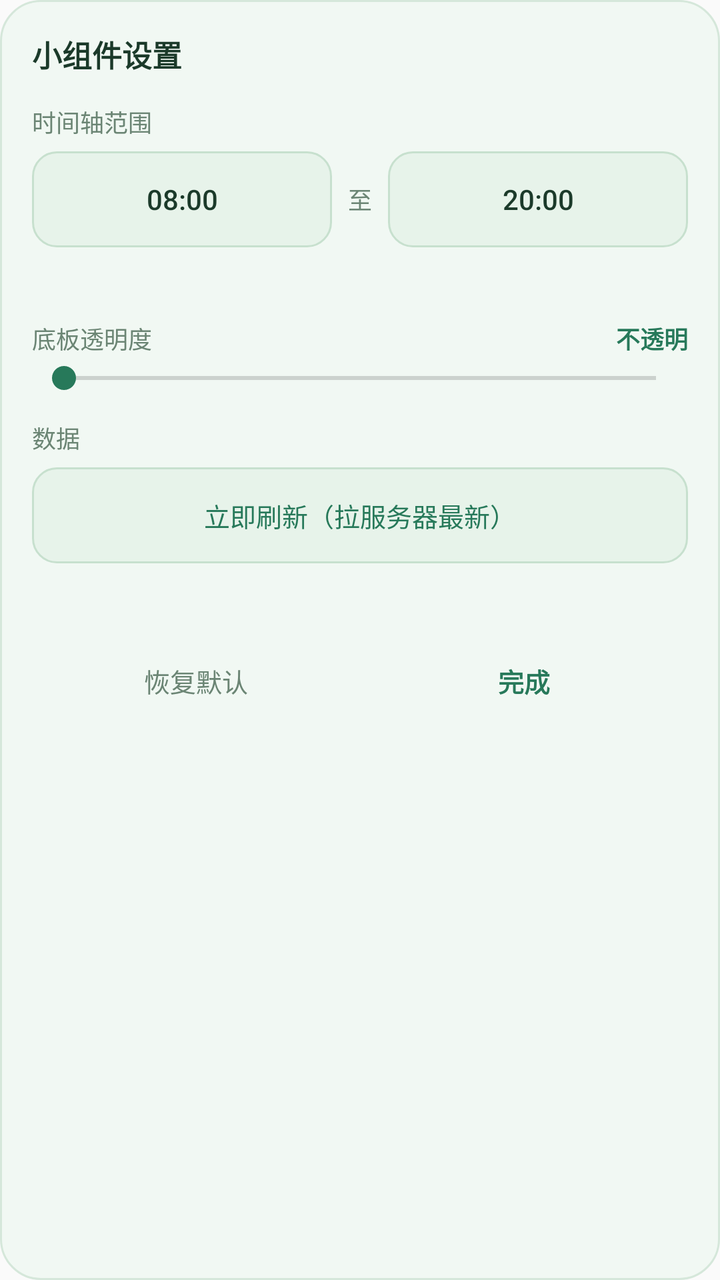
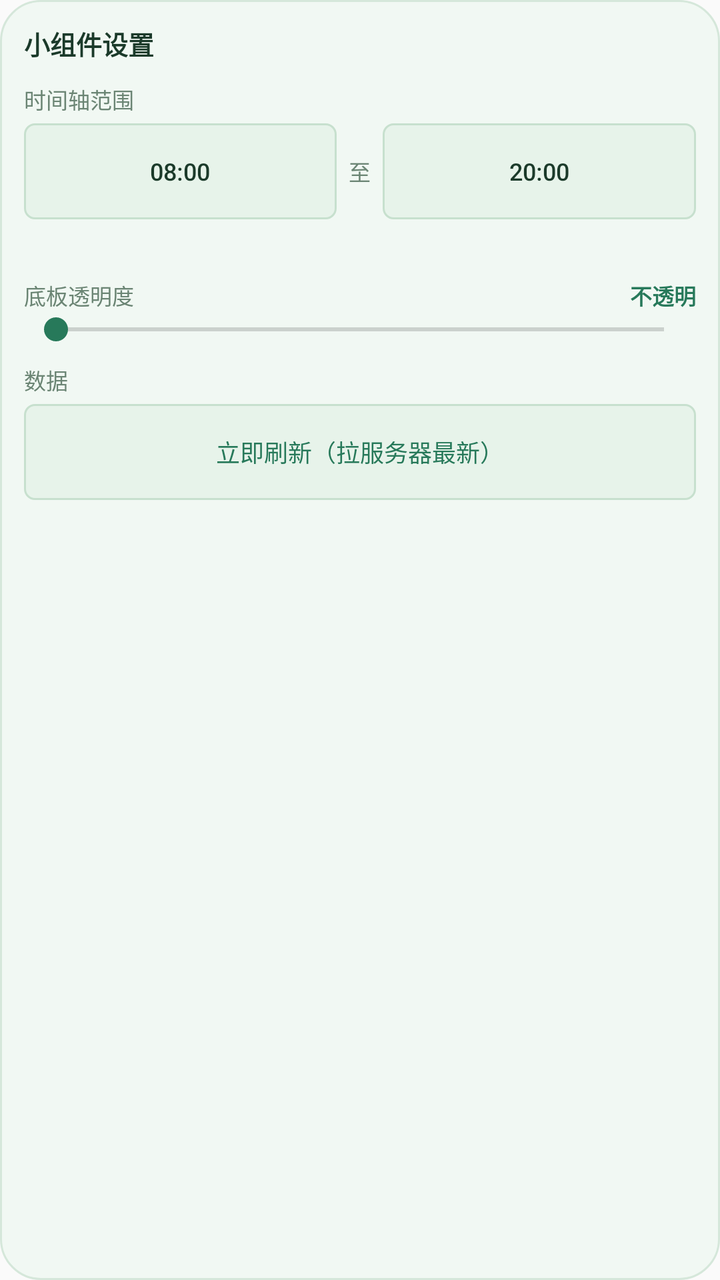

Compare the two renders of this Android layout. The source of the first and the diff that turns it into the second are given below.
<!-- AndroidManifest.xml: application theme AppTheme -->
<!-- res/layout/dialog_settings.xml -->
<?xml version="1.0" encoding="utf-8"?>
<LinearLayout xmlns:android="http://schemas.android.com/apk/res/android"
    android:layout_width="292dp"
    android:layout_height="wrap_content"
    android:background="@drawable/widget_bg"
    android:orientation="vertical"
    android:padding="16dp">

    <TextView
        android:layout_width="match_parent"
        android:layout_height="wrap_content"
        android:text="小组件设置"
        android:textColor="#1B3A2A"
        android:textSize="15sp"
        android:textStyle="bold" />

    
    <TextView
        android:layout_width="match_parent"
        android:layout_height="wrap_content"
        android:layout_marginTop="14dp"
        android:text="时间轴范围"
        android:textColor="#6B8574"
        android:textSize="12sp" />

    <LinearLayout
        android:layout_width="match_parent"
        android:layout_height="wrap_content"
        android:layout_marginTop="6dp"
        android:gravity="center_vertical"
        android:orientation="horizontal">

        <Button
            android:id="@+id/s_start"
            style="?android:attr/borderlessButtonStyle"
            android:layout_width="0dp"
            android:layout_height="wrap_content"
            android:layout_weight="1"
            android:background="@drawable/widget_habit_bg"
            android:text="08:00"
            android:textColor="#1B3A2A"
            android:textSize="14sp" />

        <TextView
            android:layout_width="wrap_content"
            android:layout_height="wrap_content"
            android:layout_marginLeft="8dp"
            android:layout_marginRight="8dp"
            android:text="至"
            android:textColor="#6B8574"
            android:textSize="12sp" />

        <Button
            android:id="@+id/s_end"
            style="?android:attr/borderlessButtonStyle"
            android:layout_width="0dp"
            android:layout_height="wrap_content"
            android:layout_weight="1"
            android:background="@drawable/widget_habit_bg"
            android:text="20:00"
            android:textColor="#1B3A2A"
            android:textSize="14sp" />
    </LinearLayout>

    <TextView
        android:id="@+id/s_hint"
        android:layout_width="match_parent"
        android:layout_height="wrap_content"
        android:layout_marginTop="8dp"
        android:textColor="#8AA294"
        android:textSize="11sp" />

    
    <LinearLayout
        android:layout_width="match_parent"
        android:layout_height="wrap_content"
        android:layout_marginTop="14dp"
        android:orientation="horizontal">

        <TextView
            android:layout_width="0dp"
            android:layout_height="wrap_content"
            android:layout_weight="1"
            android:text="底板透明度"
            android:textColor="#6B8574"
            android:textSize="12sp" />

        <TextView
            android:id="@+id/s_alpha_label"
            android:layout_width="wrap_content"
            android:layout_height="wrap_content"
            android:text="不透明"
            android:textColor="#27795A"
            android:textSize="12sp"
            android:textStyle="bold" />
    </LinearLayout>

    <SeekBar
        android:id="@+id/s_alpha"
        android:layout_width="match_parent"
        android:layout_height="wrap_content"
        android:layout_marginTop="2dp"
        android:max="4"
        android:progress="0"
        android:progressTint="#27795A"
        android:thumbTint="#27795A" />

    
    <TextView
        android:layout_width="match_parent"
        android:layout_height="wrap_content"
        android:layout_marginTop="12dp"
        android:text="数据"
        android:textColor="#6B8574"
        android:textSize="12sp" />

    <Button
        android:id="@+id/s_refresh"
        style="?android:attr/borderlessButtonStyle"
        android:layout_width="match_parent"
        android:layout_height="wrap_content"
        android:layout_marginTop="6dp"
        android:background="@drawable/widget_habit_bg"
        android:text="立即刷新（拉服务器最新）"
        android:textColor="#27795A"
        android:textSize="13sp" />

    <TextView
        android:id="@+id/s_status"
        android:layout_width="match_parent"
        android:layout_height="wrap_content"
        android:layout_marginTop="6dp"
        android:textColor="#8AA294"
        android:textSize="11sp" />

    
    <LinearLayout
        android:layout_width="match_parent"
        android:layout_height="wrap_content"
        android:layout_marginTop="14dp"
        android:orientation="horizontal">

        <Button
            android:id="@+id/s_reset"
            style="?android:attr/borderlessButtonStyle"
            android:layout_width="0dp"
            android:layout_height="wrap_content"
            android:layout_weight="1"
            android:text="恢复默认"
            android:textColor="#6B8574"
            android:textSize="13sp" />

        <Button
            android:id="@+id/s_done"
            style="?android:attr/borderlessButtonStyle"
            android:layout_width="0dp"
            android:layout_height="wrap_content"
            android:layout_weight="1"
            android:text="完成"
            android:textColor="#27795A"
            android:textSize="13sp"
            android:textStyle="bold" />
    </LinearLayout>
</LinearLayout>
<!-- resources referenced by this layout -->
<resources>
  <!-- drawable widget_bg (drawable) -->
  <?xml version="1.0" encoding="utf-8"?>
  <shape xmlns:android="http://schemas.android.com/apk/res/android"
      android:shape="rectangle">
      <solid android:color="#F1F8F3" />
      <corners android:radius="20dp" />
      <stroke android:width="1dp" android:color="#D5E7DA" />
  </shape>
  <!-- drawable widget_habit_bg (drawable) -->
  <?xml version="1.0" encoding="utf-8"?>
  <shape xmlns:android="http://schemas.android.com/apk/res/android"
      android:shape="rectangle">
      <solid android:color="#E7F3EA" />
      <corners android:radius="12dp" />
      <stroke android:width="1dp" android:color="#C7E0CE" />
  </shape>
  <style name="AppTheme" parent="Theme.AppCompat.Light.DarkActionBar">
          
          <item name="colorPrimary">@color/colorPrimary</item>
          <item name="colorPrimaryDark">@color/colorPrimaryDark</item>
          <item name="colorAccent">@color/colorAccent</item>
      </style>
</resources>

<!-- the commit's change to res/layout/dialog_settings.xml (unified diff, before → after) -->
@@ -1,32 +1,32 @@
 <?xml version="1.0" encoding="utf-8"?>
 <LinearLayout xmlns:android="http://schemas.android.com/apk/res/android"
-    android:layout_width="292dp"
+    android:layout_width="252dp"
     android:layout_height="wrap_content"
     android:background="@drawable/widget_bg"
     android:orientation="vertical"
-    android:padding="16dp">
+    android:padding="12dp">
 
     <TextView
         android:layout_width="match_parent"
         android:layout_height="wrap_content"
         android:text="小组件设置"
         android:textColor="#1B3A2A"
-        android:textSize="15sp"
+        android:textSize="13sp"
         android:textStyle="bold" />
 
     
     <TextView
         android:layout_width="match_parent"
         android:layout_height="wrap_content"
-        android:layout_marginTop="14dp"
+        android:layout_marginTop="10dp"
         android:text="时间轴范围"
         android:textColor="#6B8574"
-        android:textSize="12sp" />
+        android:textSize="11sp" />
 
     <LinearLayout
         android:layout_width="match_parent"
         android:layout_height="wrap_content"
-        android:layout_marginTop="6dp"
+        android:layout_marginTop="4dp"
         android:gravity="center_vertical"
         android:orientation="horizontal">
 
@@ -39,16 +39,16 @@
             android:background="@drawable/widget_habit_bg"
             android:text="08:00"
             android:textColor="#1B3A2A"
-            android:textSize="14sp" />
+            android:textSize="12sp" />
 
         <TextView
             android:layout_width="wrap_content"
             android:layout_height="wrap_content"
-            android:layout_marginLeft="8dp"
-            android:layout_marginRight="8dp"
+            android:layout_marginLeft="6dp"
+            android:layout_marginRight="6dp"
             android:text="至"
             android:textColor="#6B8574"
-            android:textSize="12sp" />
+            android:textSize="11sp" />
 
         <Button
             android:id="@+id/s_end"
@@ -59,22 +59,22 @@
             android:background="@drawable/widget_habit_bg"
             android:text="20:00"
             android:textColor="#1B3A2A"
-            android:textSize="14sp" />
+            android:textSize="12sp" />
     </LinearLayout>
 
     <TextView
         android:id="@+id/s_hint"
         android:layout_width="match_parent"
         android:layout_height="wrap_content"
-        android:layout_marginTop="8dp"
+        android:layout_marginTop="6dp"
         android:textColor="#8AA294"
-        android:textSize="11sp" />
+        android:textSize="10sp" />
 
     
     <LinearLayout
         android:layout_width="match_parent"
         android:layout_height="wrap_content"
-        android:layout_marginTop="14dp"
+        android:layout_marginTop="10dp"
         android:orientation="horizontal">
 
         <TextView
@@ -83,7 +83,7 @@
             android:layout_weight="1"
             android:text="底板透明度"
             android:textColor="#6B8574"
-            android:textSize="12sp" />
+            android:textSize="11sp" />
 
         <TextView
             android:id="@+id/s_alpha_label"
@@ -91,7 +91,7 @@
             android:layout_height="wrap_content"
             android:text="不透明"
             android:textColor="#27795A"
-            android:textSize="12sp"
+            android:textSize="11sp"
             android:textStyle="bold" />
     </LinearLayout>
 
@@ -99,7 +99,7 @@
         android:id="@+id/s_alpha"
         android:layout_width="match_parent"
         android:layout_height="wrap_content"
-        android:layout_marginTop="2dp"
+        android:layout_marginTop="0dp"
         android:max="4"
         android:progress="0"
         android:progressTint="#27795A"
@@ -109,56 +109,27 @@
     <TextView
         android:layout_width="match_parent"
         android:layout_height="wrap_content"
-        android:layout_marginTop="12dp"
+        android:layout_marginTop="8dp"
         android:text="数据"
         android:textColor="#6B8574"
-        android:textSize="12sp" />
+        android:textSize="11sp" />
 
     <Button
         android:id="@+id/s_refresh"
         style="?android:attr/borderlessButtonStyle"
         android:layout_width="match_parent"
         android:layout_height="wrap_content"
-        android:layout_marginTop="6dp"
+        android:layout_marginTop="4dp"
         android:background="@drawable/widget_habit_bg"
         android:text="立即刷新（拉服务器最新）"
         android:textColor="#27795A"
-        android:textSize="13sp" />
+        android:textSize="12sp" />
 
     <TextView
         android:id="@+id/s_status"
         android:layout_width="match_parent"
         android:layout_height="wrap_content"
-        android:layout_marginTop="6dp"
+        android:layout_marginTop="4dp"
         android:textColor="#8AA294"
-        android:textSize="11sp" />
-
-    
-    <LinearLayout
-        android:layout_width="match_parent"
-        android:layout_height="wrap_content"
-        android:layout_marginTop="14dp"
-        android:orientation="horizontal">
-
-        <Button
-            android:id="@+id/s_reset"
-            style="?android:attr/borderlessButtonStyle"
-            android:layout_width="0dp"
-            android:layout_height="wrap_content"
-            android:layout_weight="1"
-            android:text="恢复默认"
-            android:textColor="#6B8574"
-            android:textSize="13sp" />
-
-        <Button
-            android:id="@+id/s_done"
-            style="?android:attr/borderlessButtonStyle"
-            android:layout_width="0dp"
-            android:layout_height="wrap_content"
-            android:layout_weight="1"
-            android:text="完成"
-            android:textColor="#27795A"
-            android:textSize="13sp"
-            android:textStyle="bold" />
-    </LinearLayout>
+        android:textSize="10sp" />
 </LinearLayout>
<!-- resource entries referenced after the edit -->
@@ -13,7 +13,7 @@
   <shape xmlns:android="http://schemas.android.com/apk/res/android"
       android:shape="rectangle">
       <solid android:color="#E7F3EA" />
-      <corners android:radius="12dp" />
+      <corners android:radius="5dp" />
       <stroke android:width="1dp" android:color="#C7E0CE" />
   </shape>
   <style name="AppTheme" parent="Theme.AppCompat.Light.DarkActionBar">
